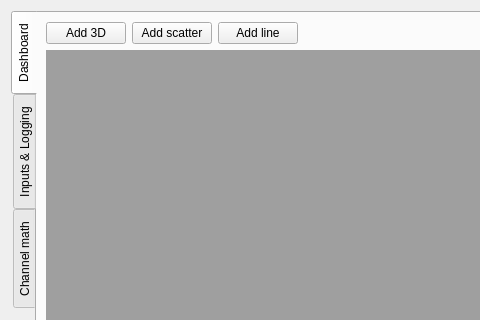
This is mainwindow.ui in vedranMv/dataDashboard as Qt 5 draws it before an edit; both pictures show x 0 to 480 and y 0 to 320 of the 1024 by 768 pixel window. The edited form follows.
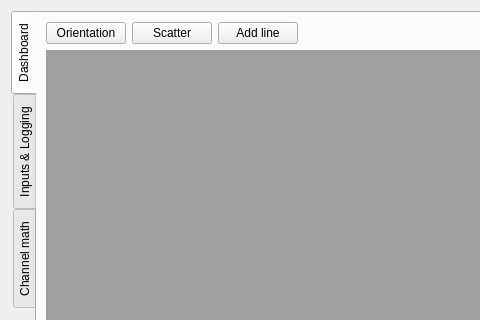
This is the edited form. The open tabs and pages were chosen to show the change.

What changed in the file:
```diff
--- a/mainwindow.ui
+++ b/mainwindow.ui
@@ -35,14 +35,14 @@
          <item>
           <widget class="QPushButton" name="add3D">
            <property name="text">
-            <string>Add 3D</string>
+            <string>Orientation</string>
            </property>
           </widget>
          </item>
          <item>
           <widget class="QPushButton" name="addScatter">
            <property name="text">
-            <string>Add scatter</string>
+            <string>Scatter</string>
            </property>
           </widget>
          </item>
```
Left out of the diff: 107 changed lines with no effect on the pictures.
